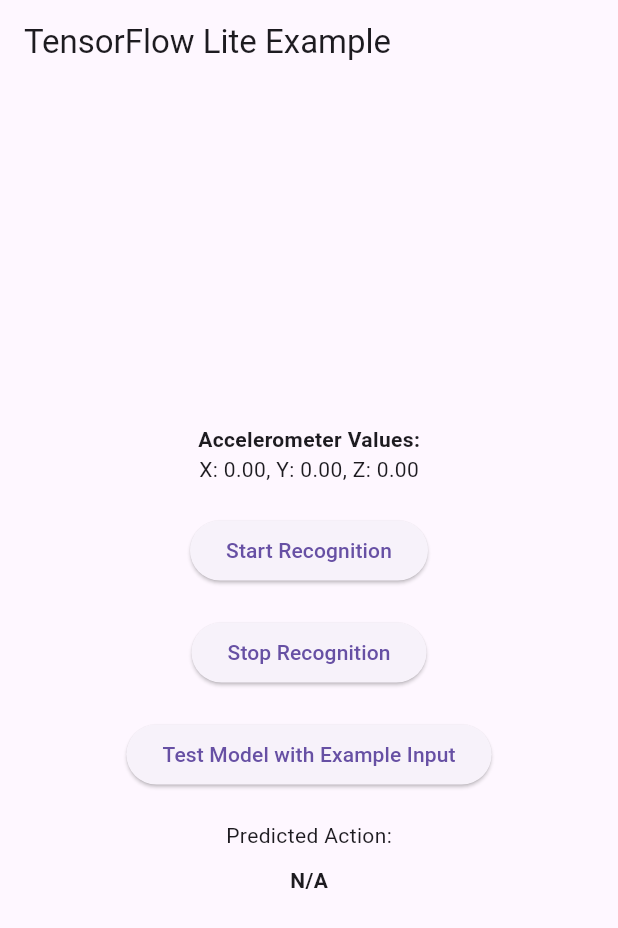
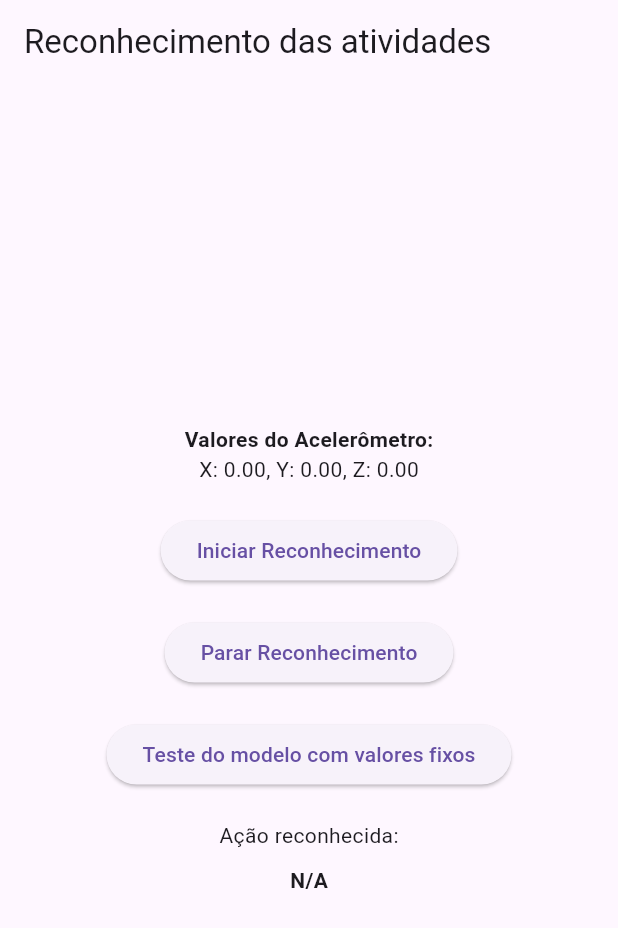
Before and after one commit to laurosampaio/rah, a Flutter app: the screen it shows after launch, after a tap on "Reconhecimento de Atividades", on a phone screen of 412 x 824 dp. Shown: the top 928 px of the screen. Run offline on Flutter 3.47's test engine with Material 3 defaults, Android fonts, the light colour scheme and no system bars; our stand-ins replace sensors; missing offline and left inert: tflite_flutter.

Commit message:
- Ajustes nas mensagens

```diff
--- a/lib/pages/recognitionpage.dart
+++ b/lib/pages/recognitionpage.dart
@@ -69,9 +69,9 @@
     try {
       _interpreter = await Interpreter.fromAsset('assets/rah_model.tflite');
 
-      print('Model loaded successfully');
+      print('Modelo carregado com sucesso!');
     } catch (e) {
-      print('Failed to load model: $e');
+      print('Falha ao carregar modelo: $e');
     }
   }
 
@@ -93,7 +93,7 @@
         _predictedAction = classes[predictedClassIndex];
       });
     } catch (e) {
-      print('Failed to run inference: $e');
+      print('Falha ao realizar predição: $e');
     }
   }
 
@@ -142,14 +142,14 @@
     return MaterialApp(
       home: Scaffold(
         appBar: AppBar(
-          title: const Text('TensorFlow Lite Example'),
+          title: const Text('Reconhecimento das atividades'),
         ),
         body: Center(
           child: Column(
             mainAxisAlignment: MainAxisAlignment.center,
             children: <Widget>[
               const Text(
-                'Accelerometer Values:',
+                'Valores do Acelerômetro:',
                 style: TextStyle(fontWeight: FontWeight.bold),
               ),
               Text(
@@ -162,7 +162,7 @@
                     : () {
                         startListeningToAccelerometer();
                       },
-                child: const Text('Start Recognition'),
+                child: const Text('Iniciar Reconhecimento'),
               ),
               const SizedBox(height: 20),
               ElevatedButton(
@@ -172,16 +172,16 @@
                     _predictedAction = '';
                   });
                 },
-                child: const Text('Stop Recognition'),
+                child: const Text('Parar Reconhecimento'),
               ),
               const SizedBox(height: 20),
               ElevatedButton(
                 onPressed: testModelWithExampleInput,
-                child: const Text('Test Model with Example Input'),
+                child: const Text('Teste do modelo com valores fixos'),
               ),
               const SizedBox(height: 20),
               const Text(
-                'Predicted Action:',
+                'Ação reconhecida:',
               ),
               const SizedBox(height: 10),
               Text(
```
